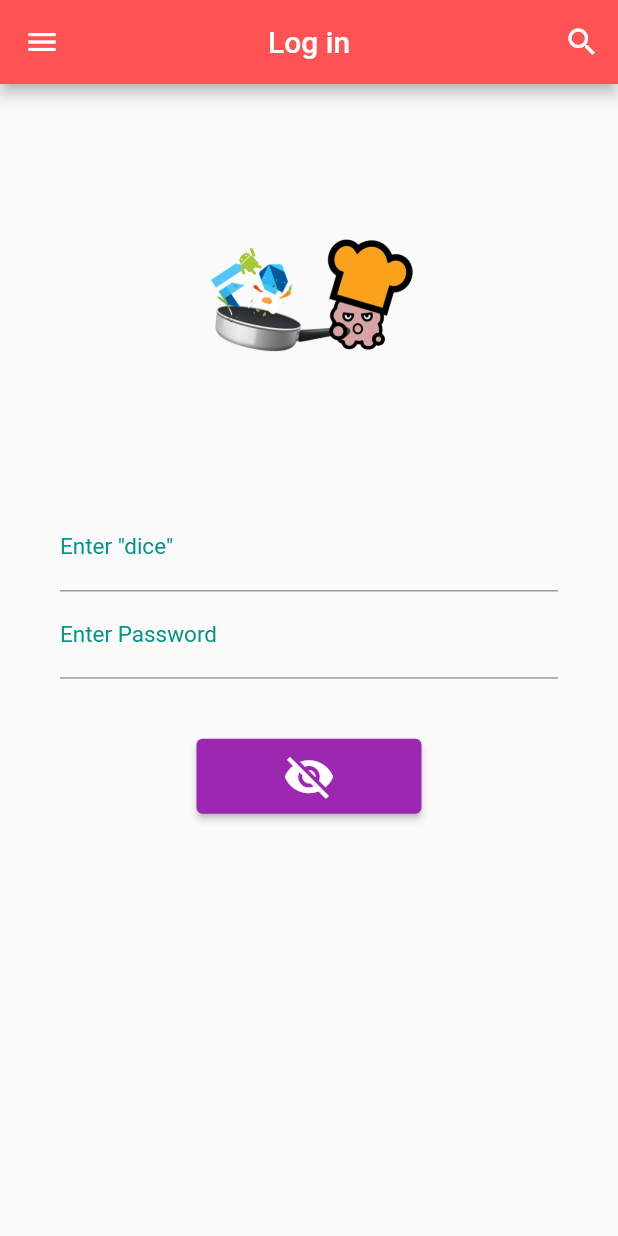
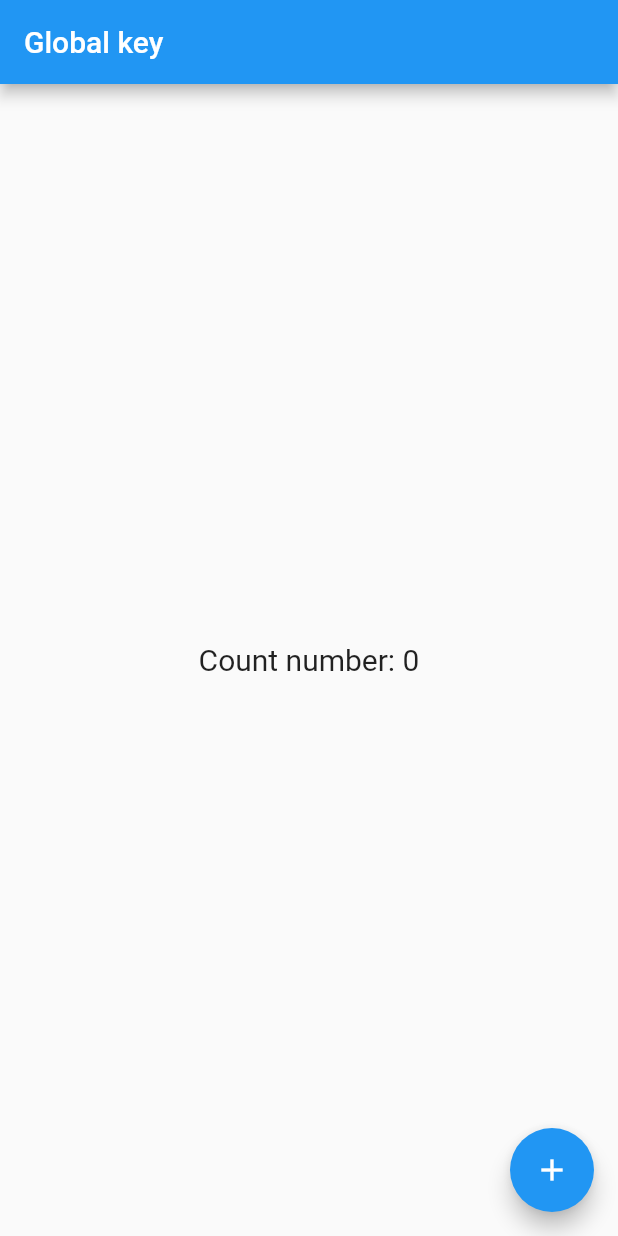
Before and after one commit to cjw020607/flutter-project, a Flutter app: the screen it shows after launch, on a phone screen of 412 x 824 dp. Run offline on Flutter 3.47's test engine with Material 2 defaults, Android fonts, the phone set to English and light mode, and no system bars; our stand-ins replace geolocator.

Commit message:
2-18 global key

```diff
--- a/flutter_application_2/lib/main.dart
+++ b/flutter_application_2/lib/main.dart
@@ -1,5 +1,4 @@
 import 'package:flutter/material.dart';
-import 'dice.dart';
 
 void main() => runApp(MyApp());
 
@@ -7,153 +6,62 @@ class MyApp extends StatelessWidget {
   @override
   Widget build(BuildContext context) {
     return MaterialApp(
-      debugShowCheckedModeBanner: false,
-      title: 'Dice game',
-      home: LogIn(),
+      theme: ThemeData(primarySwatch: Colors.blue),
+      home: MyKey(),
     );
   }
 }
 
-class LogIn extends StatefulWidget {
-  @override
-  _LogInState createState() => _LogInState();
-}
-
-class _LogInState extends State<LogIn> {
-  bool emailField = true;
-  TextEditingController controller = TextEditingController();
-  TextEditingController controller2 = TextEditingController();
-
+class MyKey extends StatelessWidget {
+  //CounterState에 접근
+  final counterKey = GlobalKey<_CounterState>();
   @override
   Widget build(BuildContext context) {
     return Scaffold(
       appBar: AppBar(
-        title: Text('Log in'),
-        backgroundColor: Colors.redAccent,
-        centerTitle: true,
-        leading: IconButton(icon: Icon(Icons.menu), onPressed: () {}),
-        actions: <Widget>[
-          IconButton(icon: Icon(Icons.search), onPressed: () {})
-        ],
+        title: Text('Global key'),
       ),
-      body: Builder(
-        builder: (context) {
-          return GestureDetector(
-            //onTap: 버튼 외에도 다양한 이벤트 구현
-            onTap: () {
-              //빈 공간을 탭하면 키보드가 사라짐
-              FocusScope.of(context).unfocus();
-            },
-            child: SingleChildScrollView(
-              child: Column(
-                children: [
-                  Padding(padding: EdgeInsets.only(top: 50)),
-                  Center(
-                    child: Image(
-                      image: AssetImage('image/chef.gif'),
-                      width: 170.0,
-                      height: 190.0,
+      body: Center(
+        child: Counter(
+          key: counterKey,
         ),
       ),
-                  //정보 입력 받을 때 주로 form 사용
-                  Form(
-                    child: Theme(
-                        data: ThemeData(
-                            //선
-                            primaryColor: Colors.teal,
-                            //글자
-                            inputDecorationTheme: InputDecorationTheme(
-                                labelStyle: TextStyle(
-                                    color: Colors.teal, fontSize: 15.0))),
-                        //container는 child 하나밖에 가질 수 없으므로 column 사용
-                        child: Container(
-                          //끝에서 거리 떨어뜨리기
-                          padding: EdgeInsets.all(40.0),
-                          child: Column(
-                            children: [
-                              //emailfiled값이 true일 때
-                              if (emailField)
-                                TextField(
-                                  key: ValueKey(1),
-                                  //시작부터 키보드 자동으로 올라옴
-                                  //autofocus: true,
-                                  //controller: controller,
-                                  decoration: InputDecoration(
-                                    labelText: 'Enter "dice"',
-                                  ),
-                                  keyboardType: TextInputType.emailAddress,
-                                ),
-                              TextField(
-                                key: ValueKey(2),
-                                //controller: controller2,
-                                decoration: InputDecoration(
-                                  labelText: 'Enter Password',
-                                ),
-                                keyboardType: TextInputType.text,
-                                obscureText: false,
-                              ),
-                              SizedBox(height: 40.0),
-                              ButtonTheme(
-                                  minWidth: 100.0,
-                                  height: 50.0,
-                                  child: ElevatedButton(
-                                    style: ElevatedButton.styleFrom(
-                                        backgroundColor: Colors.purple,
-                                        minimumSize: Size(150, 50)),
+      floatingActionButton: FloatingActionButton(
         child: Icon(
-                                      Icons.visibility_off,
+          Icons.add,
           color: Colors.white,
-                                      size: 35.0,
         ),
         onPressed: () {
-                                      setState(() {
-                                        emailField = false;
-                                      });
-                                    },
-                                  )),
-                            ],
-                          ),
-                        )),
-                  )
-                ],
-              ),
-            ),
-          );
+          counterKey.currentState?.increment();
+          print(counterKey.currentState?.count);
         },
       ),
     );
   }
 }
 
-void showSnackBar(BuildContext context) {
-  ScaffoldMessenger.of(context).showSnackBar(SnackBar(
-    content: Text(
-      '로그인 정보를 다시 확인하세요',
-      textAlign: TextAlign.center,
-    ),
-    duration: Duration(seconds: 2),
-    backgroundColor: Colors.blue,
-  ));
+class Counter extends StatefulWidget {
+  const Counter({super.key});
+
+  @override
+  State<Counter> createState() => _CounterState();
 }
 
-void showSnackBar2(BuildContext context) {
-  ScaffoldMessenger.of(context).showSnackBar(SnackBar(
-    content: Text(
-      '비밀번호가 일치하지 않습니다',
-      textAlign: TextAlign.center,
-    ),
-    duration: Duration(seconds: 2),
-    backgroundColor: Colors.blue,
-  ));
+class _CounterState extends State<Counter> {
+  int count = 0;
+  void increment() {
+    setState(() {
+      count++;
+    });
   }
 
-void showSnackBar3(BuildContext context) {
-  ScaffoldMessenger.of(context).showSnackBar(SnackBar(
-    content: Text(
-      'dice의 철자를 확인하세요',
-      textAlign: TextAlign.center,
+  @override
+  Widget build(BuildContext context) {
+    return Center(
+      child: Text(
+        'Count number: $count',
+        style: TextStyle(fontSize: 20.0),
       ),
-    duration: Duration(seconds: 2),
-    backgroundColor: Colors.blue,
-  ));
+    );
   }
+}
--- a/flutter_application_2/pubspec.yaml
+++ b/flutter_application_2/pubspec.yaml
@@ -31,7 +31,6 @@ environment:
 dependencies:
   flutter:
     sdk: flutter
-  fluttertoast: ^8.0.8
 
 
   # The following adds the Cupertino Icons font to your application.
@@ -61,8 +60,8 @@ flutter:
   uses-material-design: true
 
   # To add assets to your application, add an assets section, like this:
-  assets:
-    - image/
+  #assets:
+    #- image/
 
   # An image asset can refer to one or more resolution-specific "variants", see
   # https://flutter.dev/assets-and-images/#resolution-aware
```
Also changed, not shown: flutter_application_2/lib/dice.dart (deleted, +0 -89 lines), flutter_application_2/image/chef.gif (deleted), flutter_application_2/image/dice1.png (deleted), flutter_application_2/image/dice2.png (deleted), flutter_application_2/image/dice3.png (deleted), flutter_application_2/image/dice4.png (deleted), flutter_application_2/image/dice5.png (deleted), flutter_application_2/image/dice6.png (deleted), flutter_application_2/pubspec.lock. Lines whose indentation alone changed are shown as unchanged.
